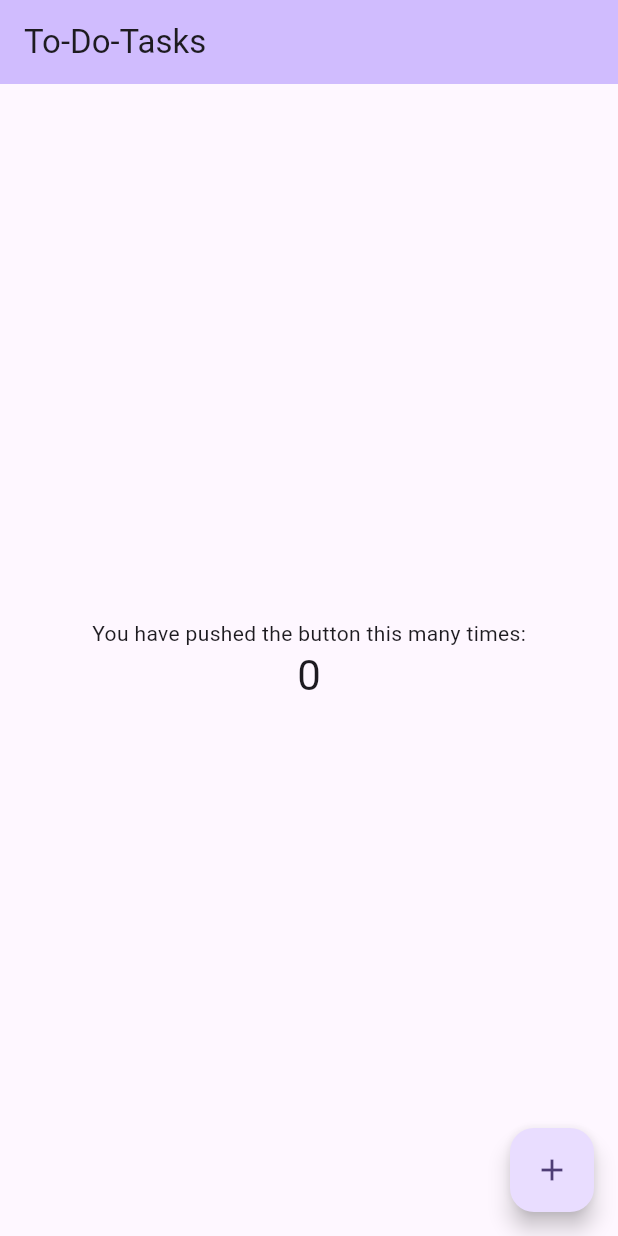
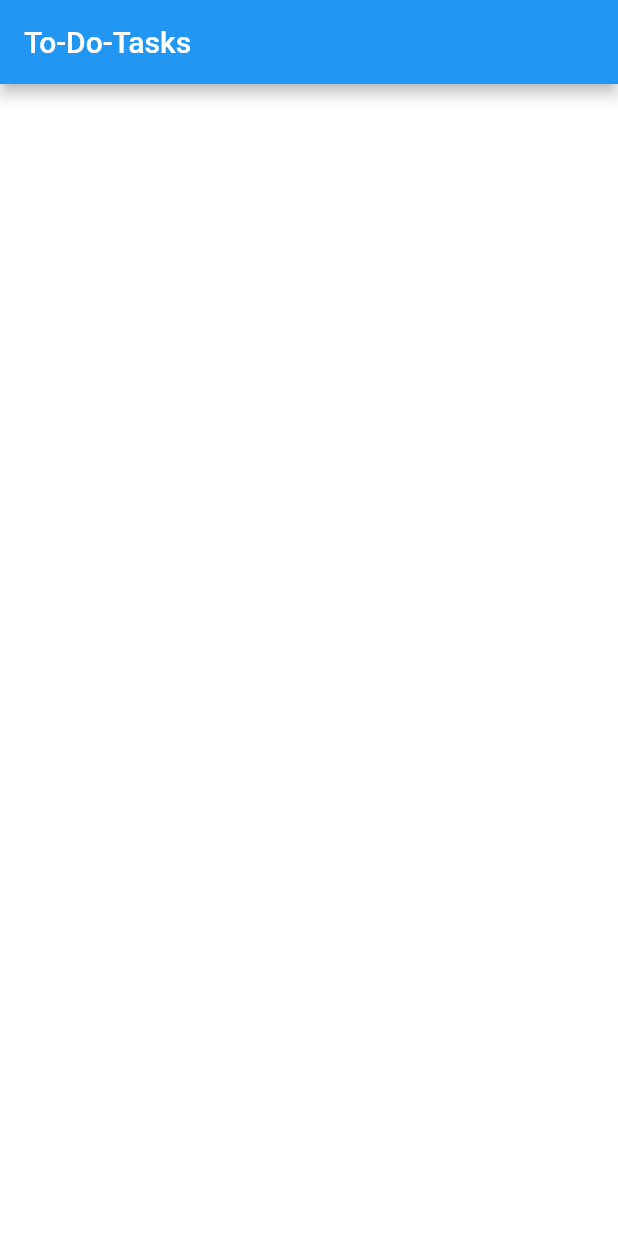
Before and after one commit to Chainika2757/LocalRepo, a Flutter app: the screen it shows after launch, on a phone screen of 412 x 824 dp. Run offline on Flutter 3.47's test engine with Material 2 defaults, Android fonts, the phone set to English and light mode, and no system bars.

Commit message:
Add Changes

```diff
--- a/lib/main.dart
+++ b/lib/main.dart
@@ -1,79 +1,31 @@
 import 'package:flutter/material.dart';
 
-void main() {
-  runApp(const MyApp());
+void main(){
+  runApp(FlutterApp());
 }
-
-class MyApp extends StatelessWidget {
-  const MyApp({super.key});
-
-
+class FlutterApp extends StatelessWidget {
   @override
-  Widget build(BuildContext context) {
+  Widget build (BuildContext context){
     return MaterialApp(
-      title: 'Flutter Demo',
+      title:"FlutterApp",
        debugShowCheckedModeBanner: false,
       theme: ThemeData(
-
-        colorScheme: ColorScheme.fromSeed(seedColor: Color.fromARGB(255, 47, 10, 110)),
-        useMaterial3: true,
+        primarySwatch:Colors.blue
       ),
-      home: const MyHomePage(title: 'To-Do-Tasks'),
+      home: DashboardScreen(),
     );
   }
     }
 
-class MyHomePage extends StatefulWidget {
-  const MyHomePage({super.key, required this.title});
-
-
-  final String title;
-
+    class DashboardScreen extends StatelessWidget{
      @override
-  State<MyHomePage> createState() => _MyHomePageState();
-}
-
-class _MyHomePageState extends State<MyHomePage> {
-  int _counter = 0;
-
-  void _incrementCounter() {
-    setState(() {
-
-      _counter++;
-    });
-  }
-
-  @override
-  Widget build(BuildContext context) {
-
+     Widget build(BuildContext context){
       return Scaffold(
         appBar: AppBar(
-
-        backgroundColor: Theme.of(context).colorScheme.inversePrimary,
-
-        title: Text(widget.title),
+          title: Text("To-Do-Tasks"),
         ),
-      body: Center(
-
-        child: Column(
-
-          mainAxisAlignment: MainAxisAlignment.center,
-          children: <Widget>[
-            const Text(
-              'You have pushed the button this many times:',
+        body: Container(
+          color:Colors.white,
         ),
-            Text(
-              '$_counter',
-              style: Theme.of(context).textTheme.headlineMedium,
-            ),
-          ],
-        ),
-      ),
-      floatingActionButton: FloatingActionButton(
-        onPressed: _incrementCounter,
-        tooltip: 'Increment',
-        child: const Icon(Icons.add),
-      ), // This trailing comma makes auto-formatting nicer for build methods.
-    );
+      );  }
 }
-}
```
Also changed, not shown: lib/splash_screen.dart (added). Lines whose indentation alone changed are shown as unchanged.
